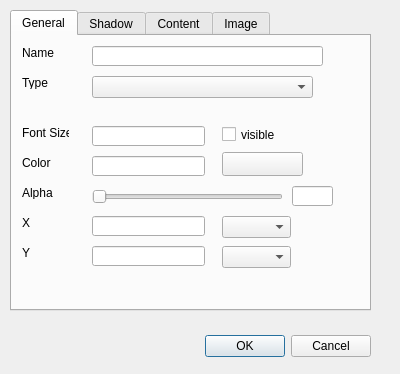
This is src/lgck-builder/dlgdisplay.ui in cfrankb/lgck-src as Qt 5 draws it before an edit. The edited form follows.
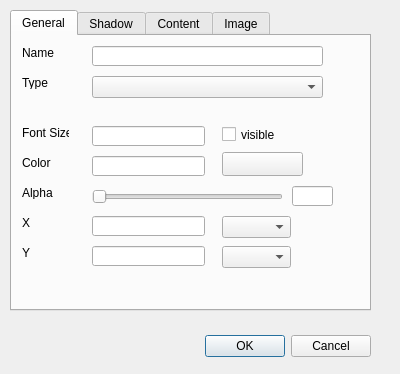
This is the edited form. Custom widgets are drawn as their Qt base class.

The edit to the form file:
```diff
--- a/src/lgck-builder/dlgdisplay.ui
+++ b/src/lgck-builder/dlgdisplay.ui
@@ -132,7 +132,7 @@
       <rect>
        <x>80</x>
        <y>40</y>
-       <width>221</width>
+       <width>231</width>
        <height>22</height>
       </rect>
      </property>
```
Left out of the diff: 151 changed lines with no effect on the pictures.
